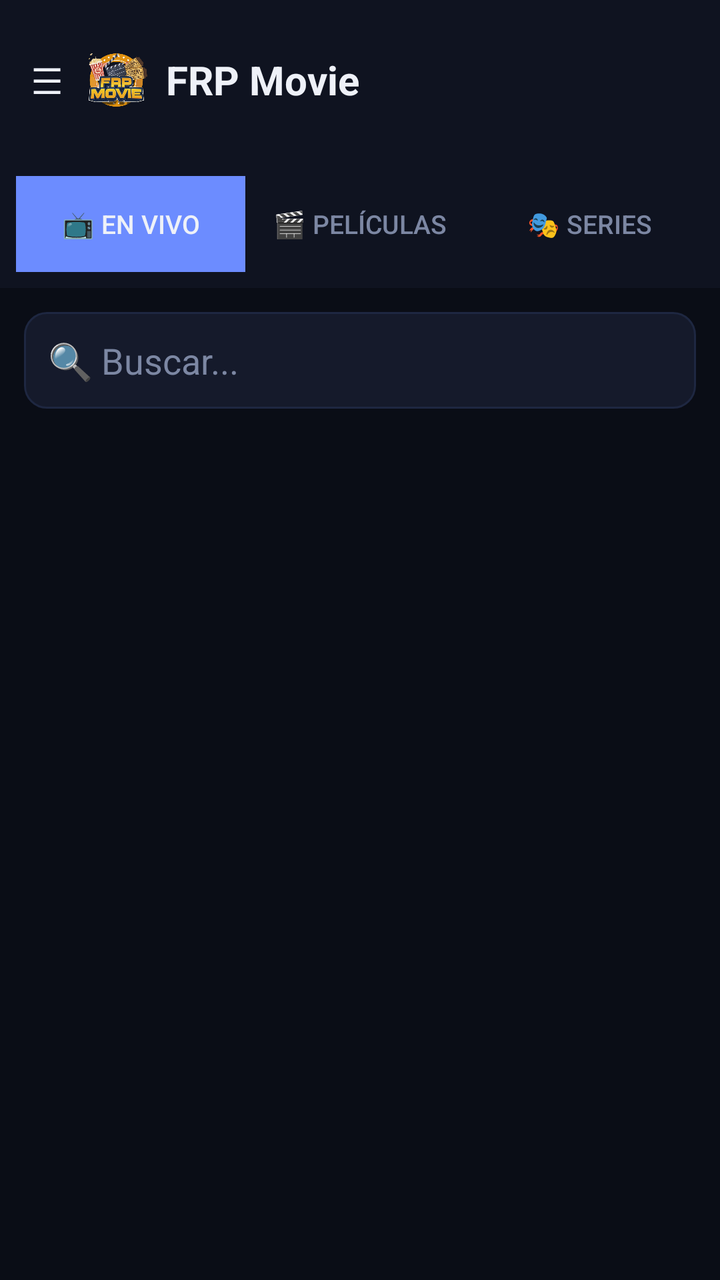
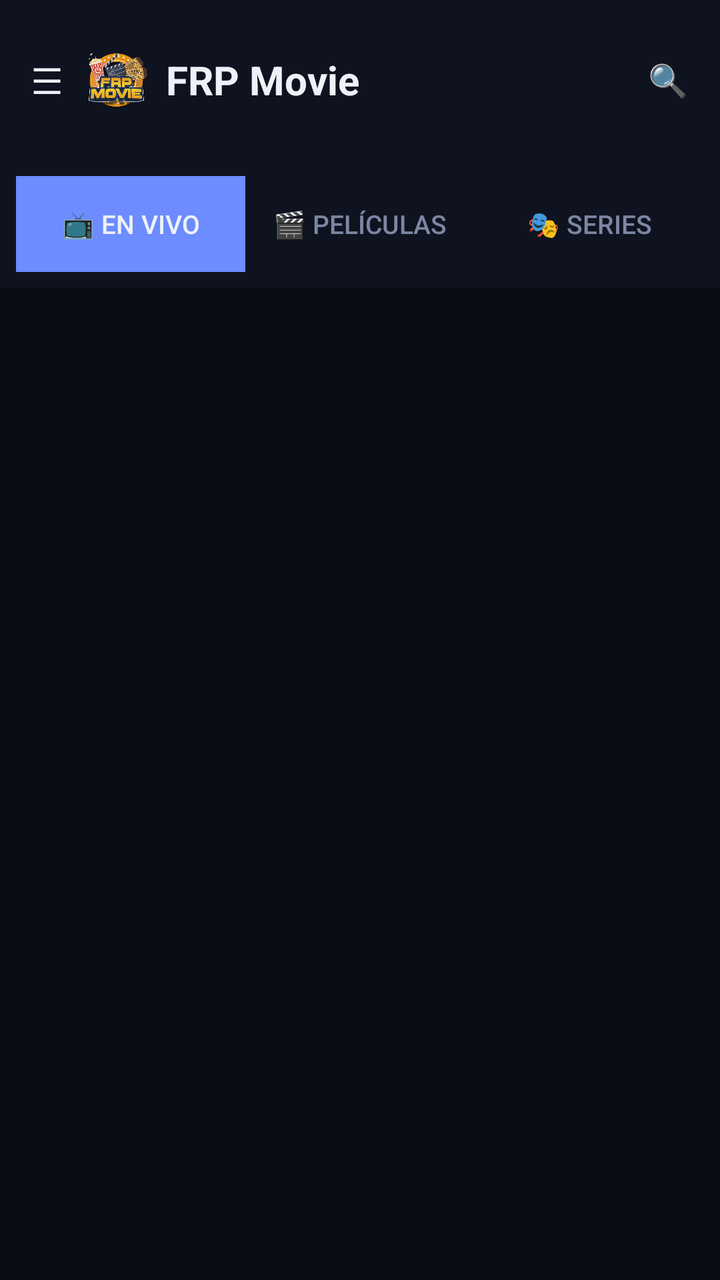

Screens rendered from an Android XML layout before and after an edit, with the pre-edit source and the edit as a unified diff.
<!-- AndroidManifest.xml: application theme Theme.FRPMovie -->
<!-- res/layout/activity_main.xml -->
<?xml version="1.0" encoding="utf-8"?>
<androidx.drawerlayout.widget.DrawerLayout
    xmlns:android="http://schemas.android.com/apk/res/android"
    android:id="@+id/drawerLayout"
    android:layout_width="match_parent"
    android:layout_height="match_parent">

    
    <LinearLayout
        android:layout_width="match_parent"
        android:layout_height="match_parent"
        android:orientation="vertical"
        android:background="@color/bg">
        <LinearLayout
            android:layout_width="match_parent"
            android:layout_height="wrap_content"
            android:orientation="horizontal"
            android:padding="16dp"
            android:gravity="center_vertical"
            android:background="@color/panel">
            <Button
                android:id="@+id/btnMenu"
                android:layout_width="wrap_content"
                android:layout_height="wrap_content"
                android:text="☰"
                android:textSize="18sp"
                android:textColor="@color/ink"
                android:background="@android:color/transparent"
                android:minWidth="0dp"
                android:paddingStart="0dp"
                android:paddingEnd="12dp" />
            <ImageView
                android:layout_width="32dp"
                android:layout_height="32dp"
                android:src="@drawable/logo"
                android:layout_marginEnd="8dp"
                android:adjustViewBounds="true"
                android:scaleType="fitCenter" />
            <TextView
                android:layout_width="wrap_content"
                android:layout_height="wrap_content"
                android:text="FRP Movie"
                android:textColor="@color/ink"
                android:textSize="20sp"
                android:textStyle="bold" />
            <TextView
                android:id="@+id/tvCount"
                android:layout_width="0dp"
                android:layout_height="wrap_content"
                android:layout_weight="1"
                android:gravity="end"
                android:text=""
                android:textColor="@color/muted"
                android:textSize="13sp" />
        </LinearLayout>
        <LinearLayout
            android:layout_width="match_parent"
            android:layout_height="wrap_content"
            android:orientation="horizontal"
            android:padding="8dp"
            android:background="@color/panel">
            <Button
                android:id="@+id/btnLive"
                android:layout_width="0dp"
                android:layout_height="wrap_content"
                android:layout_weight="1"
                android:text="📺 En vivo"
                android:textSize="13sp"
                android:textColor="@color/ink"
                android:background="@color/brand" />
            <Button
                android:id="@+id/btnMovies"
                android:layout_width="0dp"
                android:layout_height="wrap_content"
                android:layout_weight="1"
                android:text="🎬 Películas"
                android:textSize="13sp"
                android:textColor="@color/muted"
                android:background="@android:color/transparent" />
            <Button
                android:id="@+id/btnSeries"
                android:layout_width="0dp"
                android:layout_height="wrap_content"
                android:layout_weight="1"
                android:text="🎭 Series"
                android:textSize="13sp"
                android:textColor="@color/muted"
                android:background="@android:color/transparent" />
        </LinearLayout>
        <EditText
            android:id="@+id/etSearch"
            android:layout_width="match_parent"
            android:layout_height="wrap_content"
            android:hint="🔍 Buscar..."
            android:textColorHint="@color/muted"
            android:textColor="@color/ink"
            android:background="@drawable/input_bg"
            android:padding="12dp"
            android:layout_margin="12dp"
            android:inputType="text" />
        <FrameLayout
            android:layout_width="match_parent"
            android:layout_height="match_parent">
            <androidx.recyclerview.widget.RecyclerView
                android:id="@+id/recyclerChannels"
                android:layout_width="match_parent"
                android:layout_height="match_parent"
                android:padding="8dp"
                android:clipToPadding="false" />
            <ProgressBar
                android:id="@+id/progress"
                android:layout_width="wrap_content"
                android:layout_height="wrap_content"
                android:layout_gravity="center"
                android:visibility="gone" />
        </FrameLayout>
    </LinearLayout>

    
    <LinearLayout
        android:layout_width="280dp"
        android:layout_height="match_parent"
        android:layout_gravity="start"
        android:orientation="vertical"
        android:background="@color/panel">
        <TextView
            android:layout_width="match_parent"
            android:layout_height="wrap_content"
            android:text="Categorías"
            android:textColor="@color/ink"
            android:textSize="16sp"
            android:textStyle="bold"
            android:padding="16dp"
            android:background="@color/bg" />
        <androidx.recyclerview.widget.RecyclerView
            android:id="@+id/recyclerCategories"
            android:layout_width="match_parent"
            android:layout_height="match_parent" />
    </LinearLayout>

</androidx.drawerlayout.widget.DrawerLayout>
<!-- resources referenced by this layout -->
<resources>
  <color name="bg">#0A0D16</color>
  <color name="brand">#6C8CFF</color>
  <color name="ink">#EEF1F8</color>
  <color name="muted">#7C87A3</color>
  <color name="panel">#0F1320</color>
  <!-- drawable input_bg (drawable) -->
  <?xml version="1.0" encoding="utf-8"?>
  <shape xmlns:android="http://schemas.android.com/apk/res/android" android:shape="rectangle">
      <solid android:color="#151A2B" />
      <corners android:radius="11dp" />
      <stroke android:width="1dp" android:color="#1E2741" />
  </shape>
  <!-- drawable logo: png bitmap (drawable, 276617 bytes) -->
  <style name="Theme.FRPMovie" parent="Theme.MaterialComponents.DayNight.NoActionBar">
          <item name="colorPrimary">@color/brand</item>
          <item name="colorPrimaryVariant">@color/brand2</item>
          <item name="colorOnPrimary">@android:color/white</item>
          <item name="android:statusBarColor">@color/bg</item>
          <item name="android:windowBackground">@color/bg</item>
      </style>
  <color name="brand2">#8B5CF6</color>
</resources>

<!-- the commit's change to res/layout/activity_main.xml (unified diff, before → after) -->
@@ -52,6 +52,17 @@
                 android:text=""
                 android:textColor="@color/muted"
                 android:textSize="13sp" />
+            <Button
+                android:id="@+id/btnSearchIcon"
+                android:layout_width="wrap_content"
+                android:layout_height="wrap_content"
+                android:text="🔍"
+                android:textSize="16sp"
+                android:textColor="@color/ink"
+                android:background="@android:color/transparent"
+                android:minWidth="0dp"
+                android:paddingStart="8dp"
+                android:paddingEnd="0dp" />
         </LinearLayout>
         <LinearLayout
             android:layout_width="match_parent"
@@ -97,7 +108,8 @@
             android:background="@drawable/input_bg"
             android:padding="12dp"
             android:layout_margin="12dp"
-            android:inputType="text" />
+            android:inputType="text"
+            android:visibility="gone" />
         <FrameLayout
             android:layout_width="match_parent"
             android:layout_height="match_parent">
